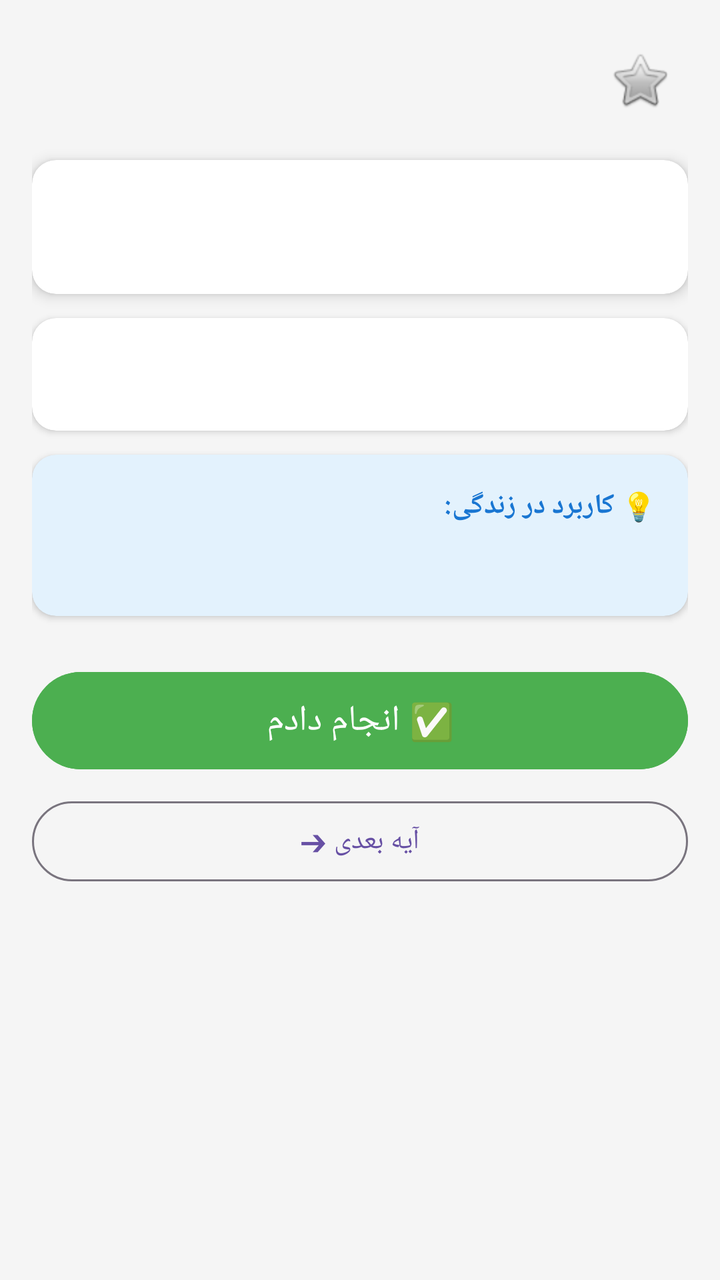
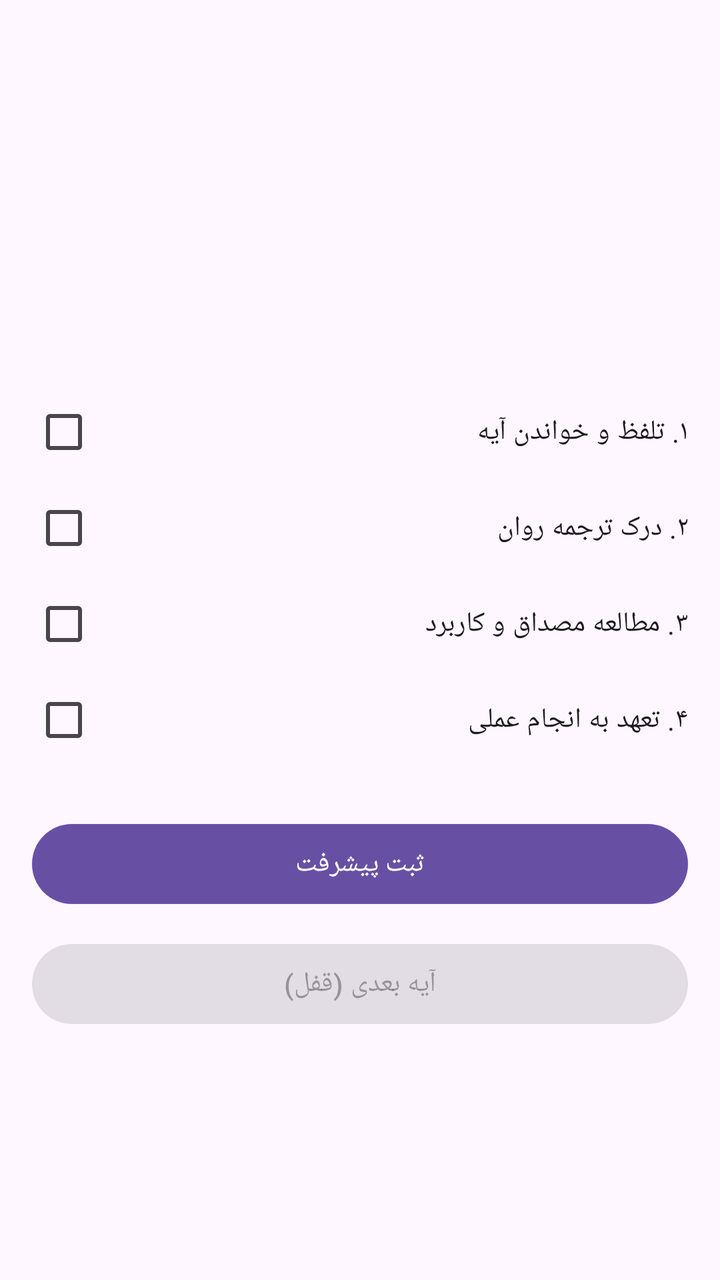

The first picture is an Android layout as it rendered before a commit; the second is the same layout after the commit. The layout source and the unified diff follow.
<!-- AndroidManifest.xml: application theme Theme.Material3.DayNight.NoActionBar -->
<!-- res/layout/activity_main.xml -->
<?xml version="1.0" encoding="utf-8"?>
<ScrollView xmlns:android="http://schemas.android.com/apk/res/android"
    xmlns:app="http://schemas.android.com/apk/res-auto"
    android:layout_width="match_parent"
    android:layout_height="match_parent"
    android:background="#F5F5F5"
    android:padding="16dp">

    <LinearLayout
        android:orientation="vertical"
        android:layout_width="match_parent"
        android:layout_height="wrap_content">

        
        <LinearLayout
            android:layout_width="match_parent"
            android:layout_height="wrap_content"
            android:orientation="horizontal"
            android:gravity="center_vertical"
            android:layout_marginBottom="16dp">

            <TextView
                android:id="@+id/verseNumber"
                android:textSize="20sp"
                android:textStyle="bold"
                android:textColor="#333333"
                android:layout_width="0dp"
                android:layout_weight="1"
                android:layout_height="wrap_content"/>

            <ImageButton
                android:id="@+id/favButton"
                android:layout_width="48dp"
                android:layout_height="48dp"
                android:background="?attr/selectableItemBackgroundBorderless"
                android:src="@android:drawable/btn_star_big_off"
                android:contentDescription="علاقه‌مندی" />
        </LinearLayout>

        
        <androidx.cardview.widget.CardView
            android:layout_width="match_parent"
            android:layout_height="wrap_content"
            app:cardCornerRadius="12dp"
            app:cardElevation="4dp"
            android:layout_marginBottom="12dp">
            
            <TextView
                android:id="@+id/arabicText"
                android:layout_width="match_parent"
                android:layout_height="wrap_content"
                android:padding="16dp"
                android:textSize="26sp"
                android:textColor="#000000"
                android:gravity="center"
                android:textDirection="rtl"/>
        </androidx.cardview.widget.CardView>

        
        <androidx.cardview.widget.CardView
            android:layout_width="match_parent"
            android:layout_height="wrap_content"
            app:cardCornerRadius="12dp"
            app:cardElevation="2dp"
            android:layout_marginBottom="12dp">
            
            <TextView
                android:id="@+id/translation"
                android:layout_width="match_parent"
                android:layout_height="wrap_content"
                android:padding="16dp"
                android:textSize="18sp"
                android:textColor="#444444"
                android:lineSpacingExtra="4dp"
                android:textDirection="rtl"/>
        </androidx.cardview.widget.CardView>

        
        <androidx.cardview.widget.CardView
            android:layout_width="match_parent"
            android:layout_height="wrap_content"
            app:cardCornerRadius="12dp"
            app:cardElevation="2dp"
            app:cardBackgroundColor="#E3F2FD"
            android:layout_marginBottom="24dp">
            
            <LinearLayout
                android:layout_width="match_parent"
                android:layout_height="wrap_content"
                android:orientation="vertical"
                android:padding="16dp">
                
                <TextView
                    android:layout_width="match_parent"
                    android:layout_height="wrap_content"
                    android:text="💡 کاربرد در زندگی:"
                    android:textStyle="bold"
                    android:textColor="#1976D2"
                    android:layout_marginBottom="8dp"/>
                    
                <TextView
                    android:id="@+id/exampleText"
                    android:layout_width="match_parent"
                    android:layout_height="wrap_content"
                    android:textSize="16sp"
                    android:textColor="#333333"
                    android:lineSpacingExtra="4dp"
                    android:textDirection="rtl"/>
            </LinearLayout>
        </androidx.cardview.widget.CardView>

        <Button
            android:id="@+id/doneButton"
            android:text="✅ انجام دادم"
            android:textSize="18sp"
            android:padding="12dp"
            android:backgroundTint="#4CAF50"
            android:layout_width="match_parent"
            android:layout_height="wrap_content"/>

        <Button
            android:id="@+id/nextButton"
            android:text="آیه بعدی ➔"
            style="?attr/materialButtonOutlinedStyle"
            android:layout_marginTop="8dp"
            android:layout_width="match_parent"
            android:layout_height="wrap_content"/>

    </LinearLayout>
</ScrollView>
<!-- resources referenced by this layout -->
<resources>

</resources>

<!-- the commit's change to res/layout/activity_main.xml (unified diff, before → after) -->
@@ -1,9 +1,7 @@
 <?xml version="1.0" encoding="utf-8"?>
 <ScrollView xmlns:android="http://schemas.android.com/apk/res/android"
-    xmlns:app="http://schemas.android.com/apk/res-auto"
     android:layout_width="match_parent"
     android:layout_height="match_parent"
-    android:background="#F5F5F5"
     android:padding="16dp">
 
     <LinearLayout
@@ -11,120 +9,21 @@
         android:layout_width="match_parent"
         android:layout_height="wrap_content">
 
-        
-        <LinearLayout
-            android:layout_width="match_parent"
-            android:layout_height="wrap_content"
-            android:orientation="horizontal"
-            android:gravity="center_vertical"
-            android:layout_marginBottom="16dp">
-
-            <TextView
-                android:id="@+id/verseNumber"
-                android:textSize="20sp"
-                android:textStyle="bold"
-                android:textColor="#333333"
-                android:layout_width="0dp"
-                android:layout_weight="1"
-                android:layout_height="wrap_content"/>
-
-            <ImageButton
-                android:id="@+id/favButton"
-                android:layout_width="48dp"
-                android:layout_height="48dp"
-                android:background="?attr/selectableItemBackgroundBorderless"
-                android:src="@android:drawable/btn_star_big_off"
-                android:contentDescription="علاقه‌مندی" />
-        </LinearLayout>
+        <TextView android:id="@+id/verseNumber" android:textSize="20sp" android:textStyle="bold" android:layout_width="wrap_content" android:layout_height="wrap_content"/>
+        <TextView android:id="@+id/arabicText" android:textSize="26sp" android:layout_marginTop="20dp" android:layout_width="match_parent" android:layout_height="wrap_content"/>
+        <TextView android:id="@+id/translation" android:textSize="18sp" android:layout_marginTop="16dp" android:layout_width="match_parent" android:layout_height="wrap_content"/>
+        <TextView android:id="@+id/exampleText" android:textSize="16sp" android:layout_marginTop="16dp" android:layout_marginBottom="16dp" android:layout_width="match_parent" android:layout_height="wrap_content"/>
 
         
-        <androidx.cardview.widget.CardView
-            android:layout_width="match_parent"
-            android:layout_height="wrap_content"
-            app:cardCornerRadius="12dp"
-            app:cardElevation="4dp"
-            android:layout_marginBottom="12dp">
-            
-            <TextView
-                android:id="@+id/arabicText"
-                android:layout_width="match_parent"
-                android:layout_height="wrap_content"
-                android:padding="16dp"
-                android:textSize="26sp"
-                android:textColor="#000000"
-                android:gravity="center"
-                android:textDirection="rtl"/>
-        </androidx.cardview.widget.CardView>
+        <CheckBox android:id="@+id/cbRead" android:text="۱. تلفظ و خواندن آیه" android:layout_width="match_parent" android:layout_height="wrap_content"/>
+        <CheckBox android:id="@+id/cbTranslate" android:text="۲. درک ترجمه روان" android:layout_width="match_parent" android:layout_height="wrap_content"/>
+        <CheckBox android:id="@+id/cbExample" android:text="۳. مطالعه مصداق و کاربرد" android:layout_width="match_parent" android:layout_height="wrap_content"/>
+        <CheckBox android:id="@+id/cbAction" android:text="۴. تعهد به انجام عملی" android:layout_width="match_parent" android:layout_height="wrap_content"/>
 
+        <Button android:id="@+id/doneButton" android:text="ثبت پیشرفت" android:layout_marginTop="24dp" android:layout_width="match_parent" android:layout_height="wrap_content"/>
         
-        <androidx.cardview.widget.CardView
-            android:layout_width="match_parent"
-            android:layout_height="wrap_content"
-            app:cardCornerRadius="12dp"
-            app:cardElevation="2dp"
-            android:layout_marginBottom="12dp">
-            
-            <TextView
-                android:id="@+id/translation"
-                android:layout_width="match_parent"
-                android:layout_height="wrap_content"
-                android:padding="16dp"
-                android:textSize="18sp"
-                android:textColor="#444444"
-                android:lineSpacingExtra="4dp"
-                android:textDirection="rtl"/>
-        </androidx.cardview.widget.CardView>
-
         
-        <androidx.cardview.widget.CardView
-            android:layout_width="match_parent"
-            android:layout_height="wrap_content"
-            app:cardCornerRadius="12dp"
-            app:cardElevation="2dp"
-            app:cardBackgroundColor="#E3F2FD"
-            android:layout_marginBottom="24dp">
-            
-            <LinearLayout
-                android:layout_width="match_parent"
-                android:layout_height="wrap_content"
-                android:orientation="vertical"
-                android:padding="16dp">
-                
-                <TextView
-                    android:layout_width="match_parent"
-                    android:layout_height="wrap_content"
-                    android:text="💡 کاربرد در زندگی:"
-                    android:textStyle="bold"
-                    android:textColor="#1976D2"
-                    android:layout_marginBottom="8dp"/>
-                    
-                <TextView
-                    android:id="@+id/exampleText"
-                    android:layout_width="match_parent"
-                    android:layout_height="wrap_content"
-                    android:textSize="16sp"
-                    android:textColor="#333333"
-                    android:lineSpacingExtra="4dp"
-                    android:textDirection="rtl"/>
-            </LinearLayout>
-        </androidx.cardview.widget.CardView>
-
-        <Button
-            android:id="@+id/doneButton"
-            android:text="✅ انجام دادم"
-            android:textSize="18sp"
-            android:padding="12dp"
-            android:backgroundTint="#4CAF50"
-            android:layout_width="match_parent"
-            android:layout_height="wrap_content"/>
-
-        <Button
-            android:id="@+id/nextButton"
-            android:text="آیه بعدی ➔"
-            style="?attr/materialButtonOutlinedStyle"
-            android:layout_marginTop="8dp"
-            android:layout_width="match_parent"
-            android:layout_height="wrap_content"/>
+        <Button android:id="@+id/nextButton" android:text="آیه بعدی (قفل)" android:enabled="false" android:layout_marginTop="12dp" android:layout_width="match_parent" android:layout_height="wrap_content"/>
 
     </LinearLayout>
 </ScrollView>
